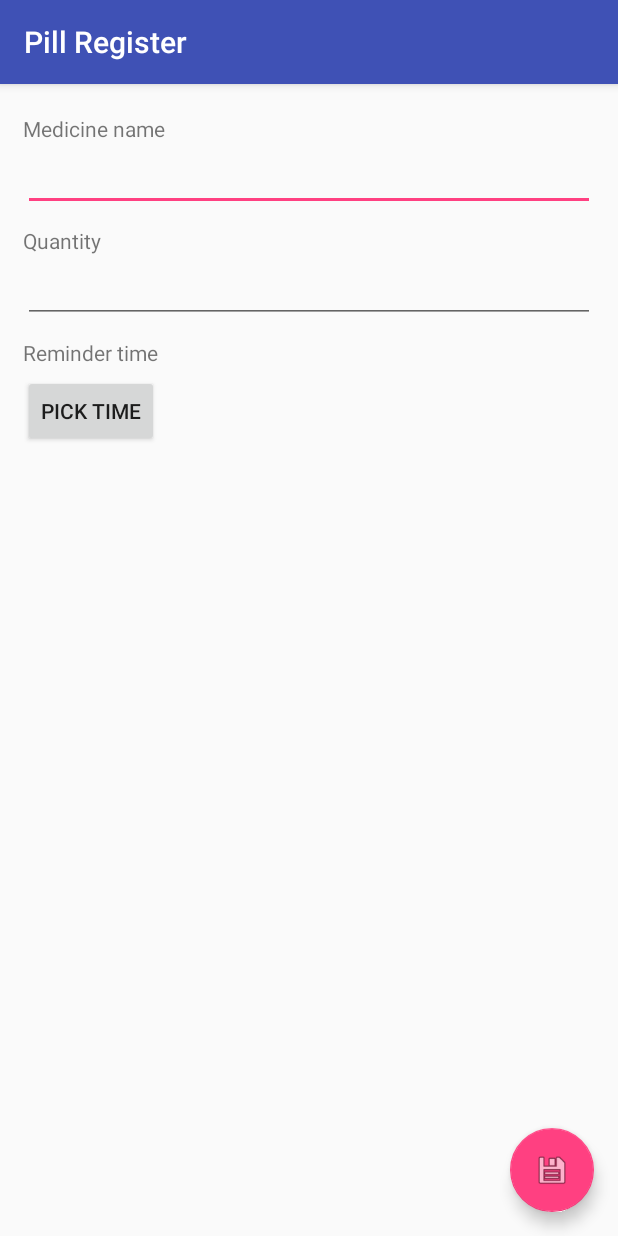
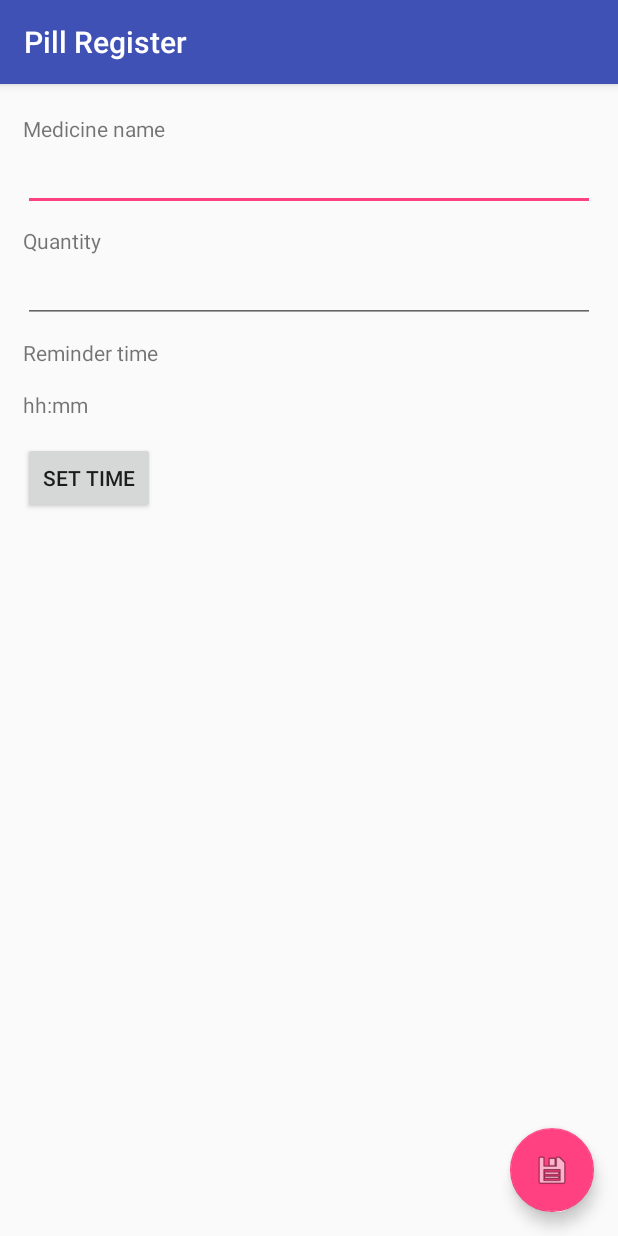
Before and after one commit to ElenaKurganova/MePill, an Android app: the screen it shows after launch (AddPillAlarmActivity), after a tap on an icon or button, on a phone screen of 412 x 824 dp. Run offline under Robolectric (Android 15) with nearby library versions, the phone set to English and light mode, and no system bars.

Commit message:
singleton class and sending values between AddPillAlarm and TimePicker

```diff
--- a/app/src/main/java/com/example/android/mepill/AddPillAlarmActivity.java
+++ b/app/src/main/java/com/example/android/mepill/AddPillAlarmActivity.java
@@ -5,49 +5,101 @@ import android.os.Bundle;
 import android.support.design.widget.FloatingActionButton;
 import android.support.v7.app.AppCompatActivity;
 import android.support.v7.widget.Toolbar;
+import android.util.Log;
 import android.view.View;
 import android.widget.Button;
 import android.widget.EditText;
+import android.widget.TextView;
 
 public class AddPillAlarmActivity extends AppCompatActivity {
     FloatingActionButton fabDone;
 
-    String medicineName;
-    int quantity;
+    private String medicine;
+    private int quantity;
+    private int hour;
+    private int minute;
+    private TextView textToTime;
 
     EditText medicineInput;
     EditText quantityInput;
+
 
     Button pickTimeButton;
 
     @Override
     protected void onCreate(Bundle savedInstanceState) {
         super.onCreate(savedInstanceState);
+        Log.i("AddPillAlarm", "Starting activity");
         setContentView(R.layout.activity_pill_register);
 
         Toolbar toolbar = (Toolbar) findViewById(R.id.toolbarWelcome);
         setSupportActionBar(toolbar);
 
+        initializeTextToBeUpdated();
+
+        if (AlarmCreationSingleton.getInstance().getMedicine() != null) {
             medicineInput = (EditText) findViewById(R.id.medicineName);
-        quantityInput = (EditText) findViewById(R.id.quantity);
+            medicineInput.setText(AlarmCreationSingleton.getInstance().getMedicine());
+        }
+
+        if (AlarmCreationSingleton.getInstance().getQuantity() != 0) {
+            quantityInput = (EditText) findViewById(R.id.quantityName);
+            quantityInput.setText(String.valueOf(AlarmCreationSingleton.getInstance().getQuantity()));
+        }
+
+
+        if (AlarmCreationSingleton.getInstance().getHour() != -1 &&
+                AlarmCreationSingleton.getInstance().getMinute() != -1) {
+            hour = AlarmCreationSingleton.getInstance().getHour();
+            minute = AlarmCreationSingleton.getInstance().getMinute();
+
+            // convert int values for hours and minutes to Strings
+            String hours = String.valueOf(hour);
+            String minutes = String.valueOf(minute);
+
+            if (minute < 10) {
+                // Change minutes format(11:6 => 11:06)
+                minutes = "0" + minutes;
+            }
+
+            // update the text in the Textbox
+            setReminderStatus(hours + ":" + minutes);
+        }
+
 
         pickTimeButton = (Button) findViewById(R.id.pick_time);
-        pickTimeButton.setOnClickListener(new View.OnClickListener(){
+        pickTimeButton.setOnClickListener(new View.OnClickListener() {
             @Override
-        public void onClick (View view){
+            public void onClick(View view) {
+                medicineInput = (EditText) findViewById(R.id.medicineName);
+                quantityInput = (EditText) findViewById(R.id.quantityName);
+
+                AlarmCreationSingleton.getInstance().setMedicine(medicineInput.getText().toString());
+                AlarmCreationSingleton.getInstance().setQuantity(Integer.valueOf(quantityInput.getText().toString()));
+
+
                 startActivity(new Intent(AddPillAlarmActivity.this, TimePickerActivity.class));
             }
         });
 
-
+        // return to Welcome Screen
         FloatingActionButton fabDone = (FloatingActionButton) findViewById(R.id.fab_done);
         fabDone.setOnClickListener(new View.OnClickListener() {
 
             @Override
             public void onClick(View view) {
-                    medicineName = medicineInput.getText().toString();
-                    quantity = Integer.valueOf(quantityInput.getText().toString());
+                startActivity(new Intent(AddPillAlarmActivity.this, WelcomeScreen.class));
+
             }
         });
     }
+
+    // initialize text view to be updated
+    private void initializeTextToBeUpdated() {
+        textToTime = findViewById(R.id.text_time);
     }
+
+    private void setReminderStatus(String output) {
+        textToTime.setText(output);
+    }
+}
--- a/app/src/main/java/com/example/android/mepill/AlarmCreationSingleton.java
+++ b/app/src/main/java/com/example/android/mepill/AlarmCreationSingleton.java
@@ -9,8 +9,8 @@ public class AlarmCreationSingleton {
     private static AlarmCreationSingleton INSTANCE = null;
     private int quantity;
     private String medicine;
-    private int hour;
-    private int minute;
+    private int hour = -1;
+    private int minute = -1;
 
     private AlarmCreationSingleton() {
 
--- a/app/src/main/res/layout/content_pill_register.xml
+++ b/app/src/main/res/layout/content_pill_register.xml
@@ -44,7 +44,7 @@
             tools:layout_editor_absoluteY="85dp" />
 
         <EditText
-            android:id="@+id/quantity"
+            android:id="@+id/quantityName"
             android:layout_width="match_parent"
             android:layout_height="wrap_content"
             android:ems="10"
@@ -59,13 +59,21 @@
             tools:layout_editor_absoluteX="0dp"
             tools:layout_editor_absoluteY="40dp" />
 
+        <TextView
+            android:id="@+id/text_time"
+            android:layout_width="match_parent"
+            android:layout_height="wrap_content"
+            android:layout_marginTop="15sp"
+            android:text="hh:mm"
+            tools:layout_editor_absoluteX="0dp"
+            tools:layout_editor_absoluteY="40dp" />
+
         <Button
             android:id="@+id/pick_time"
             android:layout_width="wrap_content"
             android:layout_height="wrap_content"
-            android:layout_marginTop="5sp"
-            android:text="Pick time" />
-
+            android:layout_marginTop="15sp"
+            android:text="Set time" />
 
     </LinearLayout>
 
```
Also changed, not shown: app/src/main/java/com/example/android/mepill/TimePickerActivity.java (+26 -16 lines). Lines whose indentation alone changed are shown as unchanged.
